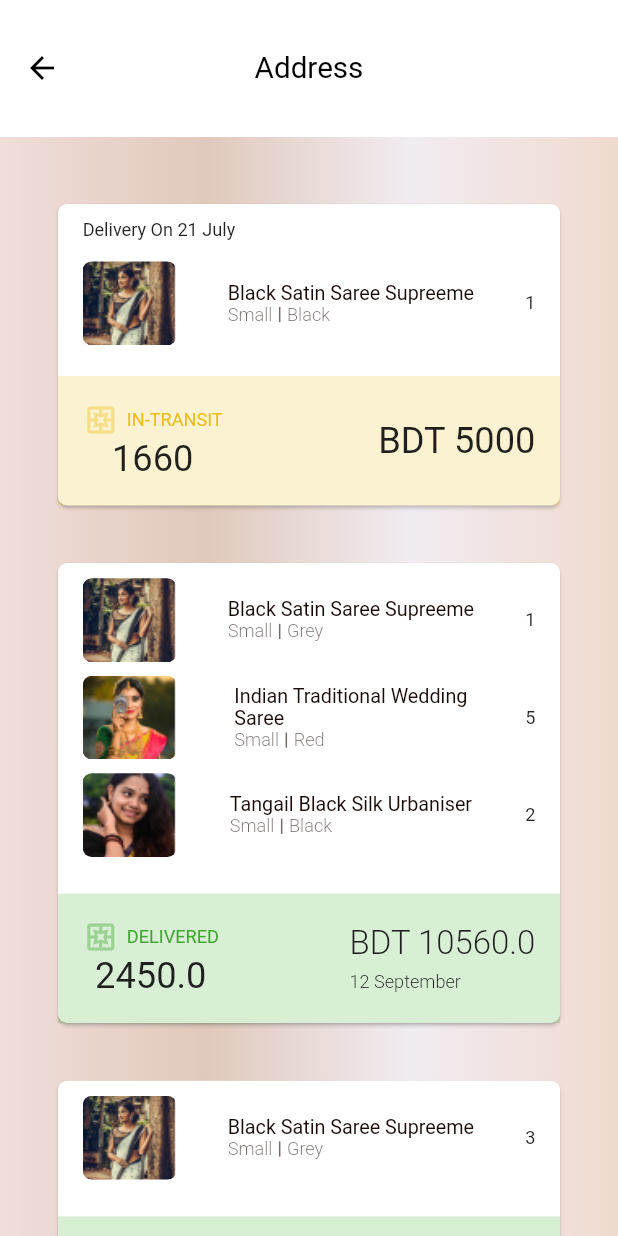
After one commit to Sohag-84/poonolil_textiles_ui, a Flutter app: the OrderScreen screen opened by its route, on a phone screen of 412 x 824 dp. The commit adds this screen. Run offline on Flutter 3.47's test engine with Material 2 defaults, Android fonts, the phone set to English and light mode, and no system bars; our stand-ins replace flutter_screenutil, font_awesome_flutter, get.

Commit message:
Order screen is designed

```diff
--- a/lib/routes.dart
+++ b/lib/routes.dart
@@ -2,6 +2,7 @@
 
 import 'package:get/get.dart';
 import 'package:poonolil_textiles_ui/views/address_screen.dart';
+import 'package:poonolil_textiles_ui/views/order_screen.dart';
 
 import 'views/navigation/bottom_navigation_bar.dart';
 import 'views/navigation/home_screen.dart';
@@ -13,6 +14,7 @@ String otpScreen = '/otp-screen';
 String homeScreen = '/home-screen';
 String navigationScreen = '/navigationBar-screen';
 String addressScreen = '/address-screen';
+String orderScreen = '/order-screen';
 
 List<GetPage> pages = [
   GetPage(name: loginScreen, page: () => LoginScreen()),
@@ -20,4 +22,5 @@ List<GetPage> pages = [
   GetPage(name: homeScreen, page: () => HomeScreen()),
   GetPage(name: navigationScreen, page: () => NavigationBar()),
   GetPage(name: addressScreen, page: () => AddressScreen()),
+  GetPage(name: orderScreen, page: () => OrderScreen()),
 ];
--- a/lib/views/address_screen.dart
+++ b/lib/views/address_screen.dart
@@ -5,7 +5,6 @@ import 'package:flutter_screenutil/flutter_screenutil.dart';
 import 'package:get/get.dart';
 import 'package:poonolil_textiles_ui/constant/colors.dart';
 import 'package:poonolil_textiles_ui/views/navigation/profile_screen.dart';
-import 'package:poonolil_textiles_ui/widgets/custom_button.dart';
 
 class AddressScreen extends StatelessWidget {
   const AddressScreen({Key? key}) : super(key: key);
--- a/lib/views/navigation/profile_screen.dart
+++ b/lib/views/navigation/profile_screen.dart
@@ -175,12 +175,12 @@ class ProfileScreen extends StatelessWidget {
                       ),
                       SizedBox(height: 20.h),
                       customListTile(
-                        onTap: ()=> Get.toNamed(addressScreen),
+                        onTap: () => Get.toNamed(addressScreen),
                         leadingIcon: Icons.location_city_outlined,
                         title: "ADDRESS",
                       ),
                       customListTile(
-                        onTap: null,
+                        onTap: () => Get.toNamed(orderScreen),
                         leadingIcon: Icons.cake_outlined,
                         title: "ORDERS",
                       ),
@@ -275,7 +275,8 @@ class ProfileScreen extends StatelessWidget {
     );
   }
 
-  ListTile customListTile({required onTap,required leadingIcon, required title}) {
+  ListTile customListTile(
+      {required onTap, required leadingIcon, required title}) {
     return ListTile(
       onTap: onTap,
       leading: Icon(
@@ -324,7 +325,7 @@ class ProfileScreen extends StatelessWidget {
               return Padding(
                 padding: EdgeInsets.symmetric(horizontal: 10.w),
                 child: Container(
-                  height: 550,
+                  height: 570.h,
                   width: 361.w,
                   decoration: BoxDecoration(
                     gradient: LinearGradient(
--- a/lib/views/navigation/search_screen.dart
+++ b/lib/views/navigation/search_screen.dart
@@ -126,7 +126,7 @@ class SearchScreen extends StatelessWidget {
                       ),
                     );
                   }),
-            )
+            ),
           ],
         ),
       ),
--- /dev/null
+++ b/lib/views/order_screen.dart
@@ -0,0 +1,230 @@
+// ignore_for_file: prefer_const_constructors
+
+import 'package:flutter/material.dart';
+import 'package:flutter_screenutil/flutter_screenutil.dart';
+import 'package:get/get.dart';
+import 'package:poonolil_textiles_ui/constant/colors.dart';
+
+import '../widgets/custom_delivered_container.dart';
+import '../widgets/custom_row_image_details.dart';
+
+class OrderScreen extends StatelessWidget {
+  const OrderScreen({Key? key}) : super(key: key);
+
+  @override
+  Widget build(BuildContext context) {
+    return Scaffold(
+      appBar: AppBar(
+        toolbarHeight: 90.h,
+        elevation: 0,
+        backgroundColor: Colors.white,
+        leading: IconButton(
+          onPressed: () => Get.back(),
+          icon: Icon(Icons.arrow_back_outlined),
+          color: Colors.black,
+        ),
+        title: Text(
+          "Address",
+          style: TextStyle(
+            fontWeight: FontWeight.w400,
+            fontSize: 18.sp,
+            color: Colors.black,
+          ),
+        ),
+        centerTitle: true,
+      ),
+      body: SingleChildScrollView(
+        child: Container(
+          width: double.infinity,
+          decoration:
+              BoxDecoration(gradient: LinearGradient(colors: Colour.gradient)),
+          child: Column(
+            children: [
+              SizedBox(height: 40.h),
+              SizedBox(
+                height: 206.h,
+                width: 312.w,
+                child: Card(
+                  color: Colors.white,
+                  shape: RoundedRectangleBorder(
+                    borderRadius: BorderRadius.circular(6.r),
+                  ),
+                  child: Column(
+                    mainAxisAlignment: MainAxisAlignment.spaceBetween,
+                    children: [
+                      Padding(
+                        padding:
+                            EdgeInsets.only(left: 15.w, right: 15.w, top: 10.h),
+                        child: Column(
+                          crossAxisAlignment: CrossAxisAlignment.start,
+                          children: [
+                            Text(
+                              "Delivery On 21 July",
+                              style: TextStyle(
+                                fontSize: 11.sp,
+                                fontWeight: FontWeight.w400,
+                              ),
+                            ),
+                            SizedBox(height: 14.h),
+                            CustomRowImageDetails(
+                              image: 'images/img_16.png',
+                              title: 'Black Satin Saree Supreeme',
+                              sareeSize: 'Small',
+                              sareeColor: "Black",
+                              quantity: 1,
+                            ),
+                          ],
+                        ),
+                      ),
+                      Container(
+                        width: 312.w,
+                        height: 85.h,
+                        color: Color(0xFFEBBD1C).withOpacity(.20),
+                        child: Padding(
+                          padding: EdgeInsets.symmetric(horizontal: 15.w),
+                          child: Row(
+                            mainAxisAlignment: MainAxisAlignment.spaceBetween,
+                            children: [
+                              Column(
+                                mainAxisAlignment: MainAxisAlignment.center,
+                                children: [
+                                  Row(
+                                    children: [
+                                      Icon(
+                                        Icons.pages_outlined,
+                                        color:
+                                            Color(0xFFEBBD1C).withOpacity(.40),
+                                      ),
+                                      SizedBox(width: 5.w),
+                                      Text(
+                                        "IN-TRANSIT",
+                                        style: TextStyle(
+                                          fontSize: 11.sp,
+                                          fontWeight: FontWeight.w400,
+                                          color: Color(0xFFEBBD1C),
+                                        ),
+                                      ),
+                                    ],
+                                  ),
+                                  Text(
+                                    '1660',
+                                    style: TextStyle(
+                                      fontSize: 22.sp,
+                                      fontWeight: FontWeight.w400,
+                                    ),
+                                  ),
+                                ],
+                              ),
+                              Text(
+                                "BDT 5000",
+                                style: TextStyle(
+                                  fontSize: 22.sp,
+                                  fontWeight: FontWeight.w400,
+                                ),
+                              )
+                            ],
+                          ),
+                        ),
+                      )
+                    ],
+                  ),
+                ),
+              ),
+              SizedBox(height: 30.h),
+              SizedBox(
+                height: 310.h,
+                width: 312.w,
+                child: Card(
+                  color: Colors.white,
+                  shape: RoundedRectangleBorder(
+                    borderRadius: BorderRadius.circular(6.r),
+                  ),
+                  child: Column(
+                    mainAxisAlignment: MainAxisAlignment.spaceBetween,
+                    children: [
+                      Padding(
+                        padding:
+                            EdgeInsets.only(left: 15.w, right: 15.w, top: 10.h),
+                        child: Column(
+                          crossAxisAlignment: CrossAxisAlignment.start,
+                          children: [
+                            CustomRowImageDetails(
+                              image: 'images/img_16.png',
+                              title: 'Black Satin Saree Supreeme',
+                              sareeSize: 'Small',
+                              sareeColor: "Grey",
+                              quantity: 1,
+                            ),
+                            SizedBox(height: 9.h),
+                            CustomRowImageDetails(
+                              image: 'images/img_17.png',
+                              title: 'Indian Traditional Wedding\nSaree',
+                              sareeSize: 'Small',
+                              sareeColor: "Red",
+                              quantity: 5,
+                            ),
+                            SizedBox(height: 9.h),
+                            CustomRowImageDetails(
+                              image: 'images/img_18.png',
+                              title: 'Tangail Black Silk Urbaniser',
+                              sareeSize: 'Small',
+                              sareeColor: "Black",
+                              quantity: 2,
+                            ),
+                          ],
+                        ),
+                      ),
+                      CustomDeliveredContainer(
+                        perPrice: 2450,
+                        taka: 10560,
+                        date: '12 September',
+                      )
+                    ],
+                  ),
+                ),
+              ),
+              SizedBox(height: 30.h),
+              SizedBox(
+                height: 182.h,
+                width: 312.w,
+                child: Card(
+                  color: Colors.white,
+                  shape: RoundedRectangleBorder(
+                    borderRadius: BorderRadius.circular(6.r),
+                  ),
+                  child: Column(
+                    mainAxisAlignment: MainAxisAlignment.spaceBetween,
+                    children: [
+                      Padding(
+                        padding:
+                            EdgeInsets.only(left: 15.w, right: 15.w, top: 10.h),
+                        child: Column(
+                          crossAxisAlignment: CrossAxisAlignment.start,
+                          children: const [
+                            CustomRowImageDetails(
+                              image: 'images/img_16.png',
+                              title: 'Black Satin Saree Supreeme',
+                              sareeSize: 'Small',
+                              sareeColor: "Grey",
+                              quantity: 3,
+                            ),
+                          ],
+                        ),
+                      ),
+                      CustomDeliveredContainer(
+                        perPrice: 1500,
+                        taka: 3650,
+                        date: '12 July',
+                      ),
+                    ],
+                  ),
+                ),
+              ),
+              SizedBox(height: 30.h),
+            ],
+          ),
+        ),
+      ),
+    );
+  }
+}
--- /dev/null
+++ b/lib/widgets/custom_delivered_container.dart
@@ -0,0 +1,83 @@
+// ignore_for_file: prefer_const_constructors
+
+import 'package:flutter/material.dart';
+import 'package:flutter_screenutil/flutter_screenutil.dart';
+
+class CustomDeliveredContainer extends StatelessWidget {
+  final double perPrice;
+  final double taka;
+  final String date;
+  const CustomDeliveredContainer({
+    Key? key,
+    required this.perPrice,
+    required this.taka,
+    required this.date,
+  }) : super(key: key);
+
+  @override
+  Widget build(BuildContext context) {
+    return Container(
+      width: 312.w,
+      height: 85.h,
+      color: Color(0xFF3EA82C).withOpacity(.20),
+      child: Padding(
+        padding: EdgeInsets.symmetric(horizontal: 15.w),
+        child: Row(
+          mainAxisAlignment: MainAxisAlignment.spaceBetween,
+          children: [
+            Column(
+              mainAxisAlignment: MainAxisAlignment.center,
+              children: [
+                Row(
+                  children: [
+                    Icon(
+                      Icons.pages_outlined,
+                      color: Color(0xFF3EA82C).withOpacity(.40),
+                    ),
+                    SizedBox(width: 5.w),
+                    Text(
+                      "DELIVERED",
+                      style: TextStyle(
+                        fontSize: 11.sp,
+                        fontWeight: FontWeight.w400,
+                        color: Color(0xFF3EA82C),
+                      ),
+                    ),
+                  ],
+                ),
+                Text(
+                  "$perPrice",
+                  style: TextStyle(
+                    fontSize: 22.sp,
+                    fontWeight: FontWeight.w400,
+                  ),
+                ),
+              ],
+            ),
+            Column(
+              mainAxisAlignment: MainAxisAlignment.center,
+              crossAxisAlignment: CrossAxisAlignment.start,
+              children: [
+                Text(
+                  "BDT $taka",
+                  style: TextStyle(
+                    fontSize: 20.sp,
+                    fontWeight: FontWeight.w300,
+                  ),
+                ),
+                SizedBox(height: 5.h),
+                Text(
+                  date,
+                  style: TextStyle(
+                    fontSize: 11.sp,
+                    fontWeight: FontWeight.w300,
+                  ),
+                ),
+              ],
+            ),
+          ],
+        ),
+      ),
+    );
+  }
+}
--- /dev/null
+++ b/lib/widgets/custom_row_image_details.dart
@@ -0,0 +1,84 @@
+// ignore_for_file: unnecessary_brace_in_string_interps
+
+import 'package:flutter/material.dart';
+import 'package:flutter_screenutil/flutter_screenutil.dart';
+
+import '../constant/colors.dart';
+
+class CustomRowImageDetails extends StatelessWidget {
+  final image;
+  final String title;
+  final String sareeSize;
+  final String sareeColor;
+  final int quantity;
+  const CustomRowImageDetails({
+    required this.image,
+    required this.title,
+    required this.sareeSize,
+    required this.sareeColor,
+    required this.quantity,
+    Key? key,
+  }) : super(key: key);
+
+  @override
+  Widget build(BuildContext context) {
+    return Row(
+      mainAxisAlignment: MainAxisAlignment.spaceBetween,
+      children: [
+        Container(
+          height: 55.h,
+          width: 57.w,
+          decoration: BoxDecoration(
+            borderRadius: BorderRadius.circular(6.r),
+            image: DecorationImage(
+              image: AssetImage(image),
+              fit: BoxFit.cover,
+            ),
+          ),
+        ),
+        Column(
+          crossAxisAlignment: CrossAxisAlignment.start,
+          children: [
+            Text(
+              title,
+              style: TextStyle(
+                fontWeight: FontWeight.w400,
+                fontSize: 12.sp,
+                color: Colour.black_color,
+              ),
+            ),
+            Row(
+              children: [
+                Text(
+                  sareeSize,
+                  style: TextStyle(
+                      fontSize: 11.sp,
+                      fontWeight: FontWeight.w300,
+                      color: Colour.black_color.withOpacity(.60)),
+                ),
+                SizedBox(width: 4.w),
+                Container(
+                  height: 10.h,
+                  width: 1,
+                  color: Colour.black_color.withOpacity(.60),
+                ),
+                SizedBox(width: 4.w),
+                Text(
+                  sareeColor,
+                  style: TextStyle(
+                      fontSize: 11.sp,
+                      fontWeight: FontWeight.w300,
+                      color: Colour.black_color.withOpacity(.60)),
+                ),
+              ],
+            ),
+          ],
+        ),
+        Text(
+          "${quantity}",
+          style: TextStyle(fontWeight: FontWeight.w400, fontSize: 11.sp),
+        )
+      ],
+    );
+  }
+}
```
Also changed, not shown: images/img_16.png (added), images/img_17.png (added), images/img_18.png (added).
